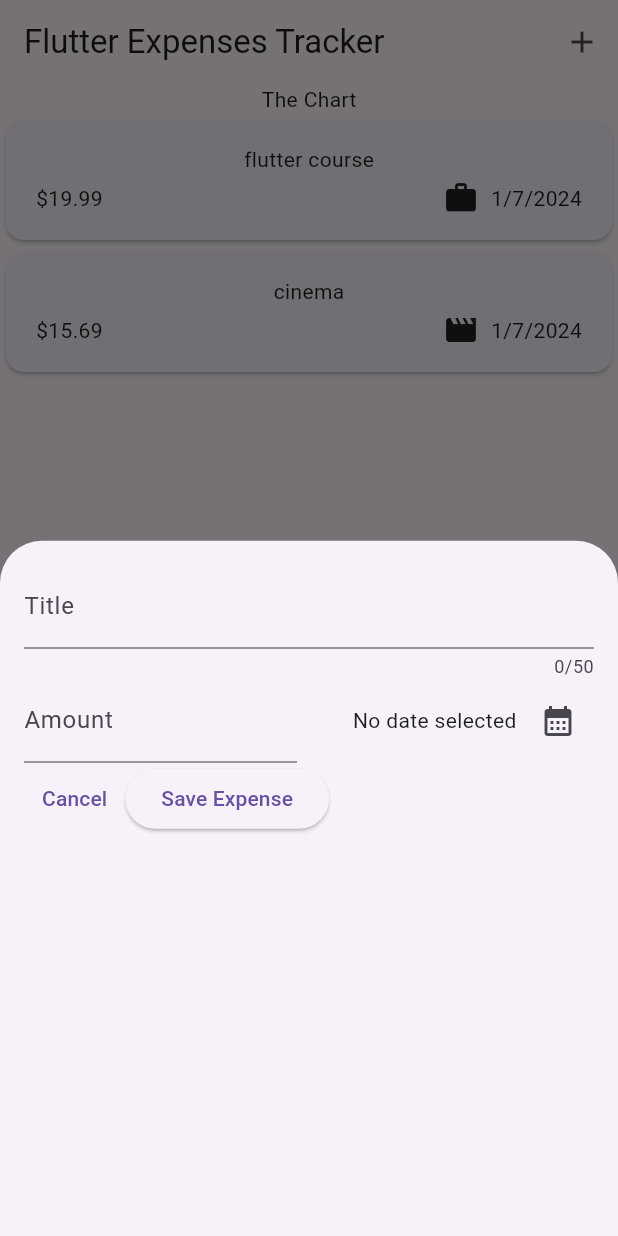
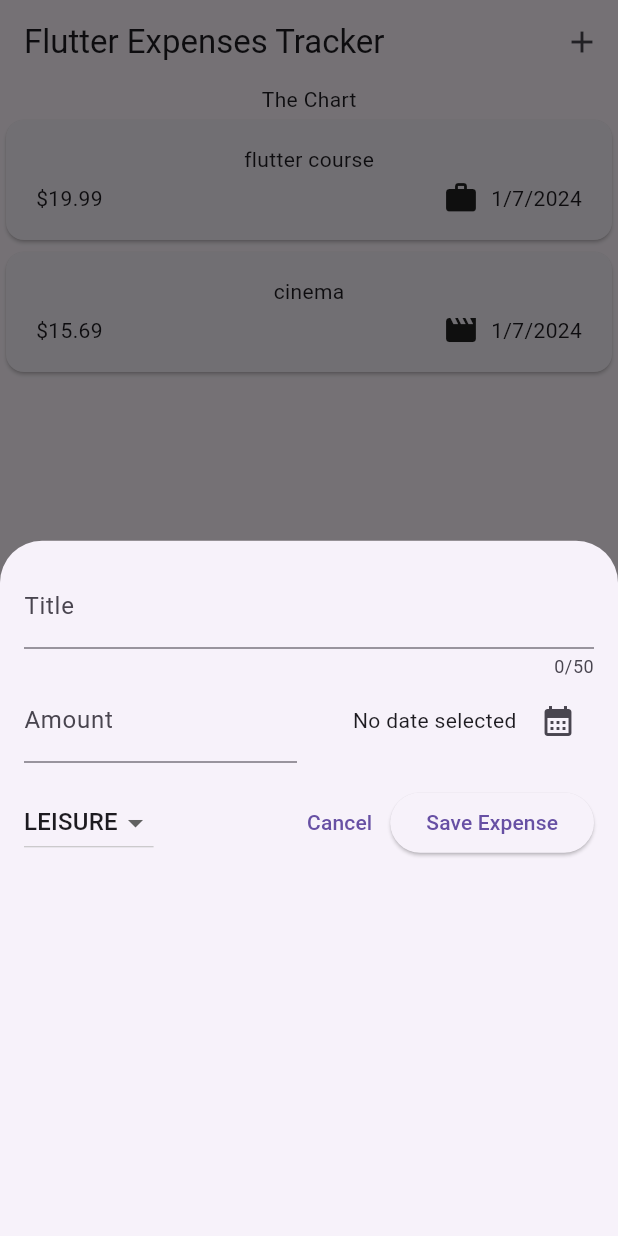
Before and after one commit to AmaniAlnabhani/ExpensesApp, a Flutter app: the screen it shows after launch, after a tap on the "add" icon, on a phone screen of 412 x 824 dp. Run offline on Flutter 3.47's test engine with Material 3 defaults, Android fonts, the phone set to English and light mode, and no system bars.

Commit message:
add dropdown

```diff
--- a/lib/Widgets/expenses_list/new_expense.dart
+++ b/lib/Widgets/expenses_list/new_expense.dart
@@ -1,19 +1,23 @@
 import 'package:flutter/material.dart';
 import 'package:expense_app/models/expense.dart';
-class NewExpense extends StatefulWidget{
+
+class NewExpense extends StatefulWidget {
   const NewExpense({super.key});
   @override
   State<NewExpense> createState() {
     return _NewExpenseState();
-  }}
+  }
+}
 
-class _NewExpenseState extends State<NewExpense>{
-  final _titleController =TextEditingController();
-  final _amountController =TextEditingController();
-  DateTime ? _selectedDate;
-  void _presentDatePicker()  async{
-    final now=DateTime.now();
-    final firstDate=DateTime(now.year -1, now.month,now.day);
+class _NewExpenseState extends State<NewExpense> {
+  final _titleController = TextEditingController();
+  final _amountController = TextEditingController();
+  DateTime? _selectedDate;
+  Category _selectedCategory = Category.leisure;
+
+  void _presentDatePicker() async {
+    final now = DateTime.now();
+    final firstDate = DateTime(now.year - 1, now.month, now.day);
 
     final pickedDate = await showDatePicker(
         context: context,
@@ -21,12 +25,12 @@ class _NewExpenseState extends State<NewExpense>{
         firstDate: firstDate,
         lastDate: now);
     setState(() {
-      _selectedDate=pickedDate;
+      _selectedDate = pickedDate;
     });
+  }
 
-  }
   @override
-  void dispose(){
+  void dispose() {
     //tell controller not need any more when do not use
     _titleController.dispose();
     _amountController.dispose();
@@ -35,8 +39,8 @@ class _NewExpenseState extends State<NewExpense>{
 
   @override
   Widget build(BuildContext context) {
-    return  Padding(
-        padding:const EdgeInsets.all(16),
+    return Padding(
+      padding: const EdgeInsets.all(16),
       child: Column(
         children: [
           TextField(
@@ -53,45 +57,73 @@ class _NewExpenseState extends State<NewExpense>{
                   controller: _amountController,
                   keyboardType: TextInputType.number,
                   decoration: const InputDecoration(
-                    prefixText:'\$',
+                    prefixText: '\$',
                     label: Text('Amount'),
                   ),
                 ),
               ),
-              const SizedBox(width: 16,),
+              const SizedBox(
+                width: 16,
+              ),
               Expanded(
-                child:  Row(
+                child: Row(
                   mainAxisAlignment: MainAxisAlignment.end,
                   crossAxisAlignment: CrossAxisAlignment.center,
                   children: [
-                     Text(_selectedDate == null?'No date selected ': formatter.format(_selectedDate!),),
-                    IconButton(onPressed: _presentDatePicker,
-                        icon:const Icon(Icons.calendar_month),
+                    Text(
+                      _selectedDate == null
+                          ? 'No date selected '
+                          : formatter.format(_selectedDate!),
                     ),
-
+                    IconButton(
+                      onPressed: _presentDatePicker,
+                      icon: const Icon(Icons.calendar_month),
+                    ),
                   ],
                 ),
               ),
             ],
-
           ),
-
+          const SizedBox(height: 16),
           Row(
             children: [
-              TextButton(onPressed: (){
+              DropdownButton(
+                value: _selectedCategory,
+                items: Category.values
+                    .map(
+                      (category) => DropdownMenuItem(
+                        value: category,
+                        child: Text(
+                          category.name.toUpperCase(),
+                        ),
+                      ),
+                    )
+                    .toList(),
+                onChanged: (value) {
+                  if (value == null) {
+                    return;
+                  }
+                  setState(() {
+                    _selectedCategory = value;
+                  });
+                },
+              ),
+              const Spacer(),
+              TextButton(
+                  onPressed: () {
                     Navigator.pop(context);
-              }, child: const Text('Cancel')),
-              ElevatedButton(onPressed: (){
+                  },
+                  child: const Text('Cancel')),
+              ElevatedButton(
+                  onPressed: () {
                     print(_titleController.text);
                     print(_amountController.text);
                   },
-                  child: const Text('Save Expense'))
+                  child: const Text('Save Expense')),
             ],
           )
-
         ],
       ),
     );
   }
-
 }
--- /dev/null
+++ b/lib/expenses_list.dart
@@ -0,0 +1,18 @@
+import 'package:expense_app/models/expense.dart';
+import 'package:flutter/material.dart';
+class ExpensesList extends StatelessWidget {
+  const ExpensesList({
+    super.key,
+    required this.expenses,
+  });
+
+  final List<Expense> expenses;
+
+  @override
+  Widget build(BuildContext context) {
+    return ListView.builder(
+      itemCount: expenses.length,
+      itemBuilder: (ctx, index) => Text(expenses[index].title),
+    );
+  }
+}
```
Lines whose indentation alone changed are shown as unchanged.
